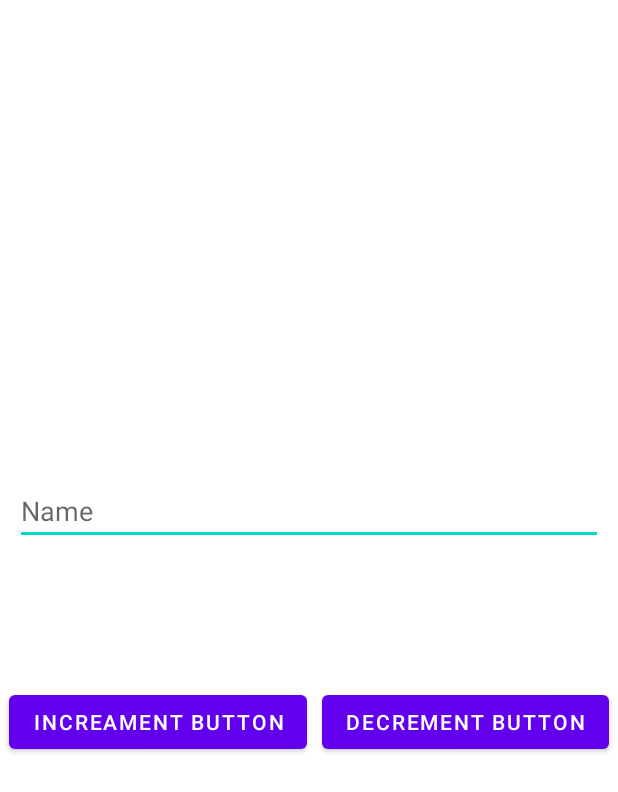
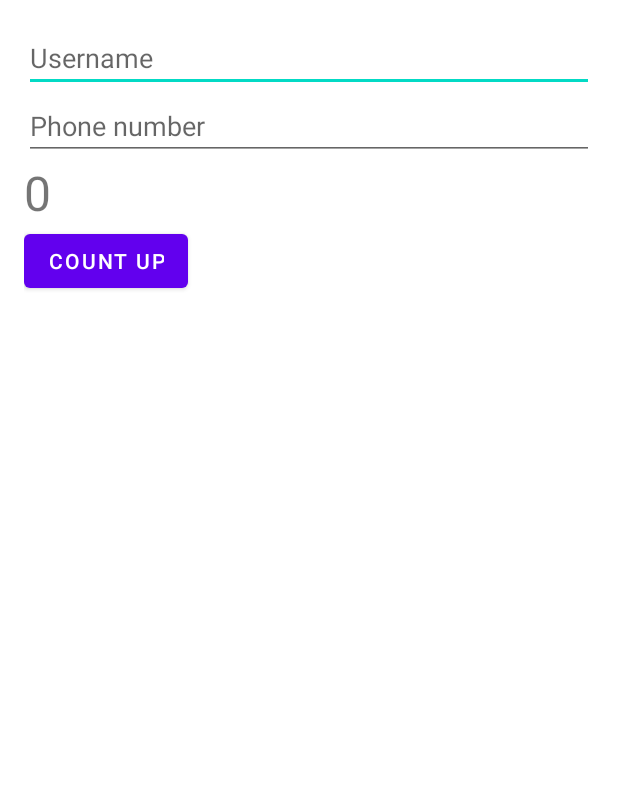
Before and after one commit to mithoo18/PractiseAndroid, an Android app: the layout activity_on_save_instance_state.xml on its own in the app's theme, with its tools: preview values and no code run, on a phone screen of 412 x 824 dp. Shown: the top 792 px of the screen. Run offline under Robolectric (Android 15) with nearby library versions, the phone set to English and light mode, and no system bars.

Commit message:
3 OnSavedInstanceState

```diff
--- a/app/src/main/res/layout/activity_on_save_instance_state.xml
+++ b/app/src/main/res/layout/activity_on_save_instance_state.xml
@@ -1,48 +1,38 @@
-<?xml version="1.0" encoding="utf-8"?>
 <LinearLayout xmlns:android="http://schemas.android.com/apk/res/android"
     xmlns:tools="http://schemas.android.com/tools"
     android:layout_width="match_parent"
     android:layout_height="match_parent"
-    android:gravity="center"
+    android:layout_margin="16dp"
     android:orientation="vertical"
     tools:context=".OnSaveInstanceState">
 
+
     <EditText
-        android:id="@+id/et_name"
+        android:id="@+id/inName"
         android:layout_width="match_parent"
         android:layout_height="wrap_content"
-        android:hint="Name"
-        android:layout_marginHorizontal="10dp"/>
+        android:hint="Username" />
+
+
+    <EditText
+        android:layout_width="match_parent"
+        android:layout_height="wrap_content"
+        android:hint="Phone number"
+        android:inputType="phone" />
 
 
     <TextView
-        android:id="@+id/tv_count"
+        android:id="@+id/textView"
         android:layout_width="wrap_content"
         android:layout_height="wrap_content"
-        android:textColor="@color/purple_700"
-        android:textSize="40sp"
-        android:layout_marginVertical="20dp"/>
+        android:text="0"
+        android:textSize="32sp" />
 
-    <LinearLayout
-        android:layout_width="match_parent"
+    <Button
+        android:id="@+id/button"
+        android:layout_width="wrap_content"
         android:layout_height="wrap_content"
-        android:gravity="center"
-        android:orientation="horizontal">
+        android:text="COUNT UP" />
 
-        <Button
-            android:id="@+id/btn_increment"
-            android:layout_width="wrap_content"
-            android:layout_height="wrap_content"
-            android:text="Increament Button"
-            android:onClick="incrementCounter"/>
-
-        <Button
-            android:id="@+id/btn_decrement"
-            android:layout_width="wrap_content"
-            android:layout_height="wrap_content"
-            android:layout_marginStart="10dp"
-            android:text="Decrement Button"
-            android:onClick="decrementCounter"/>
-    </LinearLayout>
 
 </LinearLayout>
```
Also changed, not shown: app/src/main/AndroidManifest.xml (+9 -4 lines), app/src/main/java/com/example/practiseandroid/NinePathImage.kt (added, +13 -0 lines), app/src/main/java/com/example/practiseandroid/OnSaveInstanceState.kt (+29 -31 lines), app/src/main/res/layout/activity_nine_path_image.xml (added, +11 -0 lines), app/src/main/res/drawable-v24/hi.png (added).
